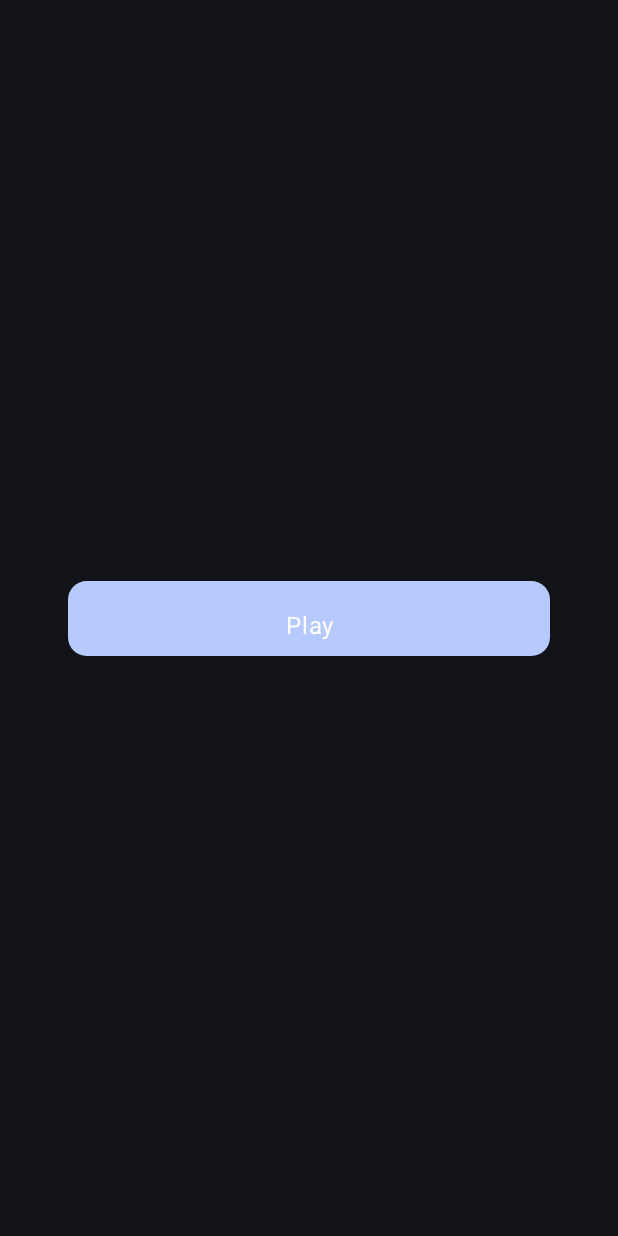
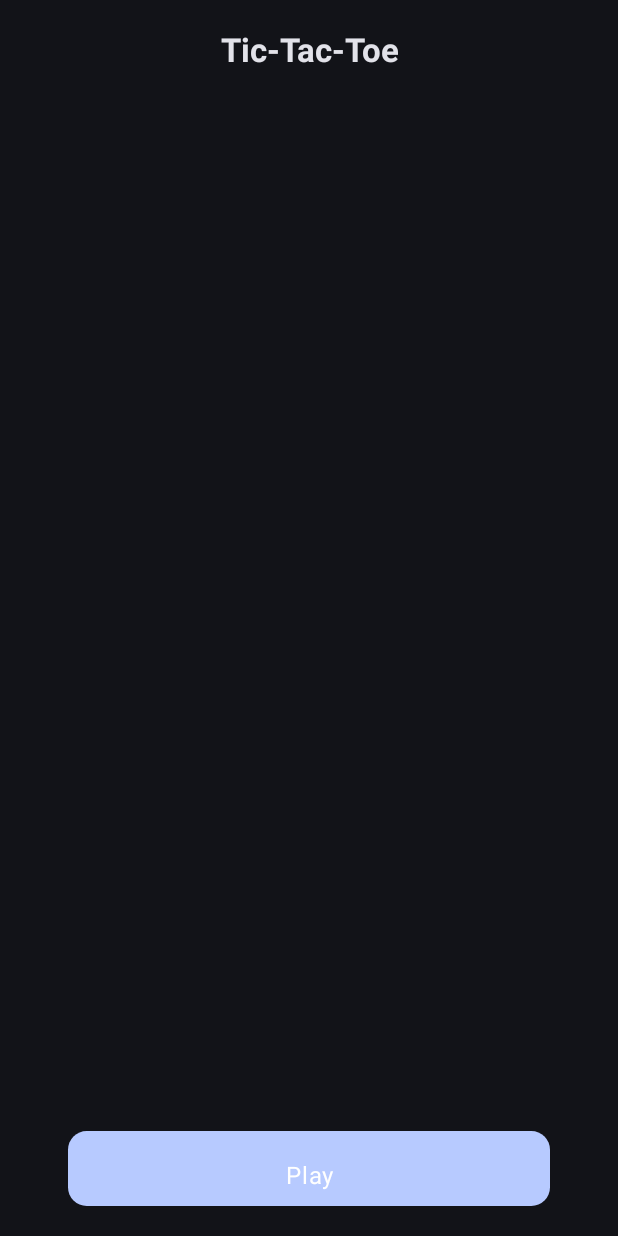
Before and after one commit to devstromo/tic_tac_toe_jetpack_compose, an Android app built with Jetpack Compose: the screen it shows after launch (MainActivity), on a phone screen of 412 x 824 dp. Run offline under Robolectric (Android 15) with nearby library versions, the light colour scheme and no system bars.

Commit message:
Advanced Tic Tac Toe Jetpack Compose | add app title in initial screen

```diff
--- a/app/src/main/java/com/devstromo/advancedtictactoe/presentation/initial/InitialScreen.kt
+++ b/app/src/main/java/com/devstromo/advancedtictactoe/presentation/initial/InitialScreen.kt
@@ -2,10 +2,16 @@ package com.devstromo.advancedtictactoe.presentation.initial
 
 import androidx.compose.foundation.layout.Arrangement
 import androidx.compose.foundation.layout.Column
+import androidx.compose.foundation.layout.Spacer
 import androidx.compose.foundation.layout.fillMaxSize
 import androidx.compose.foundation.layout.padding
+import androidx.compose.material3.MaterialTheme
+import androidx.compose.material3.Text
 import androidx.compose.runtime.Composable
+import androidx.compose.ui.Alignment
 import androidx.compose.ui.Modifier
+import androidx.compose.ui.text.font.FontWeight
+import androidx.compose.ui.text.style.TextAlign
 import androidx.compose.ui.unit.dp
 import androidx.navigation.NavController
 import com.devstromo.advancedtictactoe.navigation.Screen
@@ -16,14 +22,25 @@ fun InitialScreen(
     navController: NavController,
     modifier: Modifier = Modifier
 ) {
+    val typo = MaterialTheme.typography
     Column(
         modifier = modifier
             .fillMaxSize()
             .padding(
                 horizontal = 45.dp,
+                vertical = 20.dp
             ),
-        verticalArrangement = Arrangement.Center
+        verticalArrangement = Arrangement.Center,
+        horizontalAlignment = Alignment.CenterHorizontally
     ) {
+        Text(
+            text = "Tic-Tac-Toe",
+            style = typo.titleLarge.copy(
+                fontWeight = FontWeight.Bold
+            ),
+            textAlign = TextAlign.Center,
+        )
+        Spacer(modifier = Modifier.weight(1f))
         CustomButton(
             text = "Play",
             onClick = {
```
